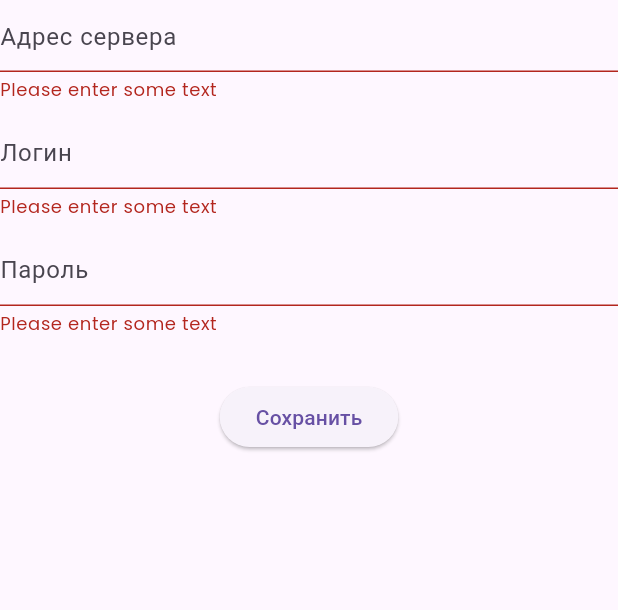
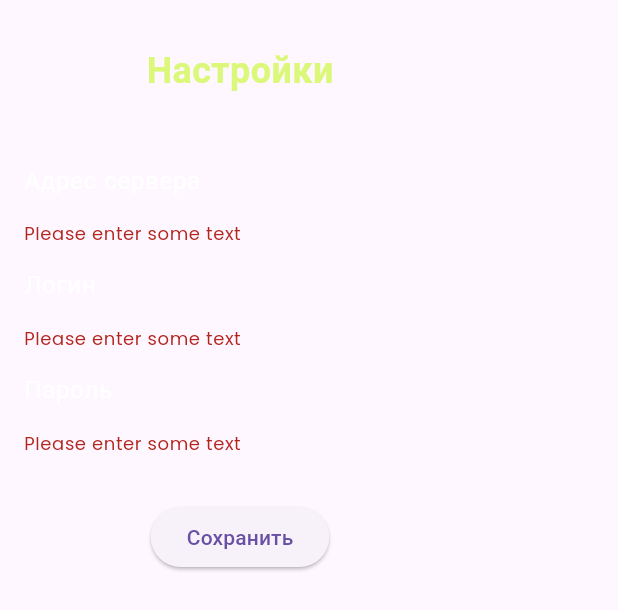
Before and after one commit to NikonovichN/vpn_app_test, a Flutter app: the Settings widget shown alone on an empty page, opened directly, after a tap on "Сохранить", on a phone screen of 412 x 824 dp. Shown: the top 610 px of the screen. Run offline on Flutter 3.47's test engine with Material 3 defaults, Android fonts, the phone set to English and light mode, and no system bars; our stand-ins replace bloc, either_dart, equatable, flutter_bloc, get_it, go_router and 1 more; accounts and stored records are empty.

Commit message:
add: customize ui of input text fields

```diff
--- a/lib/src/features/settings/presentation/ui/screen/settings.dart
+++ b/lib/src/features/settings/presentation/ui/screen/settings.dart
@@ -33,6 +33,8 @@ class Settings extends StatefulWidget {
 
 class _SettingsState extends State<Settings> {
   // TODO: should be intl
+  static const _settingsTitleMobile = 'Настройки';
+  static const _settingsTitleDesktop = '917 VPN';
   static const _addressHint = 'Адрес сервера';
   static const _loginHint = 'Логин';
   static const _passwordHint = 'Пароль';
@@ -48,7 +50,17 @@ class _SettingsState extends State<Settings> {
 
   @override
   Widget build(BuildContext context) {
-    return Form(
+    return ConstrainedBox(
+      constraints: const BoxConstraints(maxWidth: 320.0),
+      child: Column(
+        children: [
+          SizedBox(height: isDesktop ? 96.0 : (30.0 + MediaQuery.paddingOf(context).top)),
+          Text(
+            isDesktop ? _settingsTitleDesktop : _settingsTitleMobile,
+            style: isDesktop ? VpnAppFonts.appTitle : VpnAppFonts.regularBold,
+          ),
+          SizedBox(height: isDesktop ? 140.0 : 40.0),
+          Form(
             key: _formKey,
             child: Column(
               mainAxisAlignment: MainAxisAlignment.center,
@@ -88,6 +100,9 @@ class _SettingsState extends State<Settings> {
                 )
               ],
             ),
+          ),
+        ],
+      ),
     );
   }
 }
@@ -110,6 +125,9 @@ class _SettingTextFormField extends StatefulWidget {
 }
 
 class __SettingTextFormFieldState extends State<_SettingTextFormField> {
+  // TODO: should be intl
+  static const _errorMessage = 'Please enter some text';
+
   late final TextEditingController _controller;
 
   @override
@@ -129,18 +147,41 @@ class __SettingTextFormFieldState extends State<_SettingTextFormField> {
 
   @override
   Widget build(BuildContext context) {
-    return TextFormField(
+    return Container(
+      height: 60.0,
+      decoration: const BoxDecoration(
+        color: BasicVpnAppColors.textForm,
+        borderRadius: BorderRadius.all(Radius.circular(15.0)),
+      ),
+      child: TextFormField(
         controller: _controller,
         obscureText: widget.obscureText,
+        cursorColor: BasicVpnAppColors.main,
+        style: VpnAppFonts.inputHelper.copyWith(color: BasicVpnAppColors.main),
         decoration: InputDecoration(
           hintText: widget.hint,
+          fillColor: BasicVpnAppColors.textForm,
+          hintStyle: VpnAppFonts.inputHelper,
+          disabledBorder: const KitTextFormOutlineInputBorder(
+            borderSide: BorderSide(color: BasicVpnAppColors.textForm),
           ),
-      validator: (value) {
-        if (value == null || value.isEmpty) {
-          return 'Please enter some text';
-        }
-        return null;
-      },
+          enabledBorder: const KitTextFormOutlineInputBorder(
+            borderSide: BorderSide(color: BasicVpnAppColors.textForm),
+          ),
+          focusedBorder: const KitTextFormOutlineInputBorder(
+            borderSide: BorderSide(color: BasicVpnAppColors.textForm),
+          ),
+          errorBorder: const KitTextFormOutlineInputBorder(
+            borderSide: BorderSide(color: BasicVpnAppColors.textForm),
+          ),
+        ),
+        validator: (value) => value == null || value.isEmpty ? _errorMessage : null,
+      ),
     );
   }
 }
+
+class KitTextFormOutlineInputBorder extends OutlineInputBorder {
+  const KitTextFormOutlineInputBorder({super.borderSide})
+      : super(borderRadius: const BorderRadius.all(Radius.circular(15.0)));
+}
--- a/lib/src/navigation/scaffold_vpn_app.dart
+++ b/lib/src/navigation/scaffold_vpn_app.dart
@@ -38,8 +38,6 @@ class ScaffoldVpnApp extends StatelessWidget {
                   alignment: Alignment.center,
                   child: Column(
                     crossAxisAlignment: CrossAxisAlignment.center,
-                    mainAxisAlignment: MainAxisAlignment.spaceBetween,
-                    mainAxisSize: MainAxisSize.min,
                     children: [
                       child,
                       Row(
--- a/lib/src/src.dart
+++ b/lib/src/src.dart
@@ -2,3 +2,4 @@ export 'navigation/router.dart';
 export 'ui_kit/ui_kit.dart';
 export 'features/features.dart';
 export 'di/injections.dart';
+export 'utils/platform.dart';
--- a/lib/src/ui_kit/atom/vpn_app_colors.dart
+++ b/lib/src/ui_kit/atom/vpn_app_colors.dart
@@ -4,5 +4,8 @@ class BasicVpnAppColors {
   const BasicVpnAppColors._();
 
   static const Color dark = Color.fromRGBO(24, 22, 22, 1.0);
-  static const Color main = Color.fromRGBO(219, 248, 122, 1);
+  static const Color white = Color.fromRGBO(255, 255, 255, 1.0);
+  static const Color main = Color.fromRGBO(219, 248, 122, 1.0);
+
+  static const Color textForm = Color.fromRGBO(255, 255, 255, 0.05);
 }
--- a/lib/src/ui_kit/atom/vpn_app_fonts.dart
+++ b/lib/src/ui_kit/atom/vpn_app_fonts.dart
@@ -27,4 +27,11 @@ class VpnAppFonts {
     fontWeight: FontWeight.w500,
     color: BasicVpnAppColors.main,
   );
+
+  static const TextStyle inputHelper = TextStyle(
+    fontSize: 16,
+    fontFamily: defaultFontFamily,
+    fontWeight: FontWeight.w400,
+    color: BasicVpnAppColors.white,
+  );
 }
--- /dev/null
+++ b/lib/src/utils/platform.dart
@@ -0,0 +1,3 @@
+import 'dart:io' show Platform;
+
+final isDesktop = Platform.isWindows && Platform.isMacOS && Platform.isLinux;
```
Lines whose indentation alone changed are shown as unchanged.
